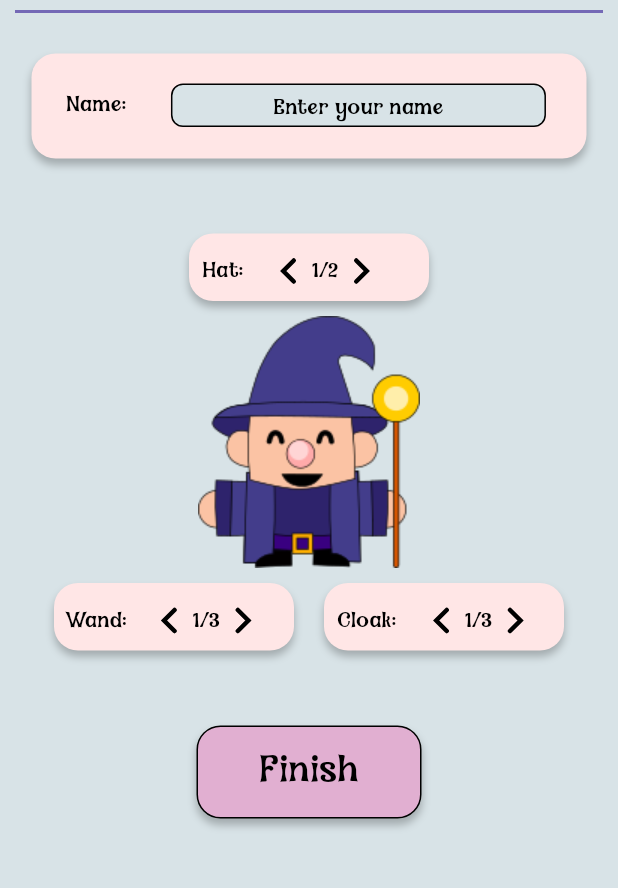
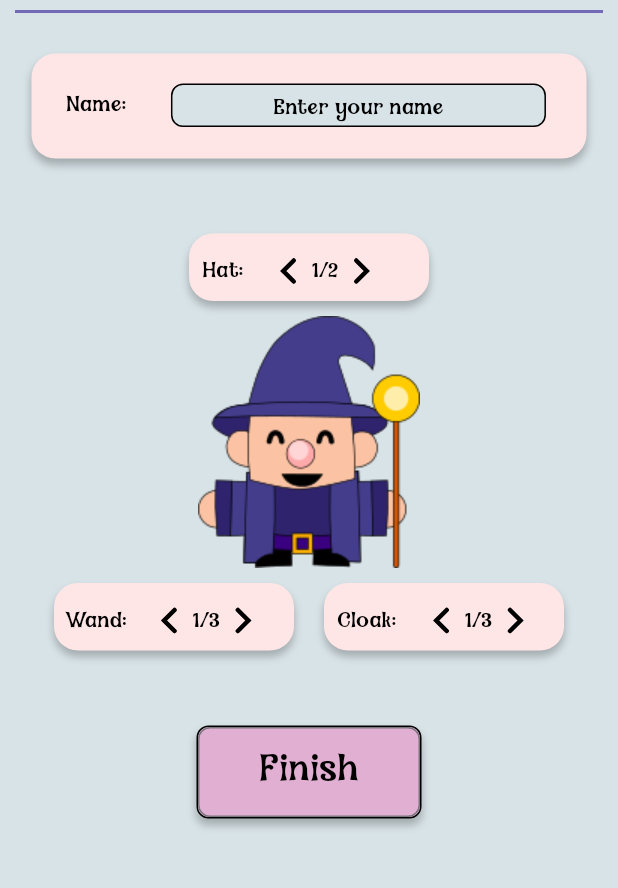
Before and after one commit to nspyrop03/hocus_focus, a Flutter app: the screen it shows after launch, on a phone screen of 412 x 824 dp, the part 227-1115 px from its top. Run offline on Flutter 3.47's test engine with Material 3 defaults, Android fonts, the phone set to English and light mode, and no system bars; our stand-ins replace flutter_svg.

Commit message:
Changed CreateButton to OutlinedButton

```diff
--- a/lib/styles/styles.dart
+++ b/lib/styles/styles.dart
@@ -1,4 +1,5 @@
 import 'package:flutter/material.dart';
+import 'package:hocus_focus/styles/colors.dart';
 
 class MyStyles {
 
@@ -45,4 +46,12 @@ class MyStyles {
     blurRadius: 4
   );
 
+  static ButtonStyle createButtonStyle = ElevatedButton.styleFrom(
+    backgroundColor: MyColors.secondary,
+    textStyle: magic24.copyWith(color: Colors.black),
+    shape: RoundedRectangleBorder(
+      borderRadius: roundBox8,
+    ),
+  );
+
 }
--- a/lib/widgets/welcome_widgets.dart
+++ b/lib/widgets/welcome_widgets.dart
@@ -190,33 +190,20 @@ class CreateButtonWidget extends StatelessWidget {
     return SizedBox(
         width: 150,
         height: 62,
-        child: GestureDetector(
-            onTap: () {
-              print('Button pressed');
-            },
-            child: Stack(children: <Widget>[
-              Positioned(
-                  top: 0,
-                  left: 0,
         child: Container(
-                      width: 150,
-                      height: 62,
           decoration: BoxDecoration(
-                        borderRadius: MyStyles.roundBox16,
-                        boxShadow: [
-                          MyStyles.boxShadowBasic,
-                        ],
+            borderRadius: MyStyles.roundBox8,
+            boxShadow: [MyStyles.boxShadowBasic],
             color: MyColors.secondary,
             border: MyStyles.borderAll1,
-                      ))),
-              Center(
-                child: Text(
-                  text,
-                  textAlign: TextAlign.center,
-                  style: MyStyles.magic24,
           ),
+          child: OutlinedButton(
+            onPressed: () {},
+            style: MyStyles.createButtonStyle,
+            child: Text(text, style: MyStyles.magic24.copyWith(color: Colors.black),),
           ),
-            ])));
+        )
+      );
   }
 }
 
```
Lines whose indentation alone changed are shown as unchanged.
